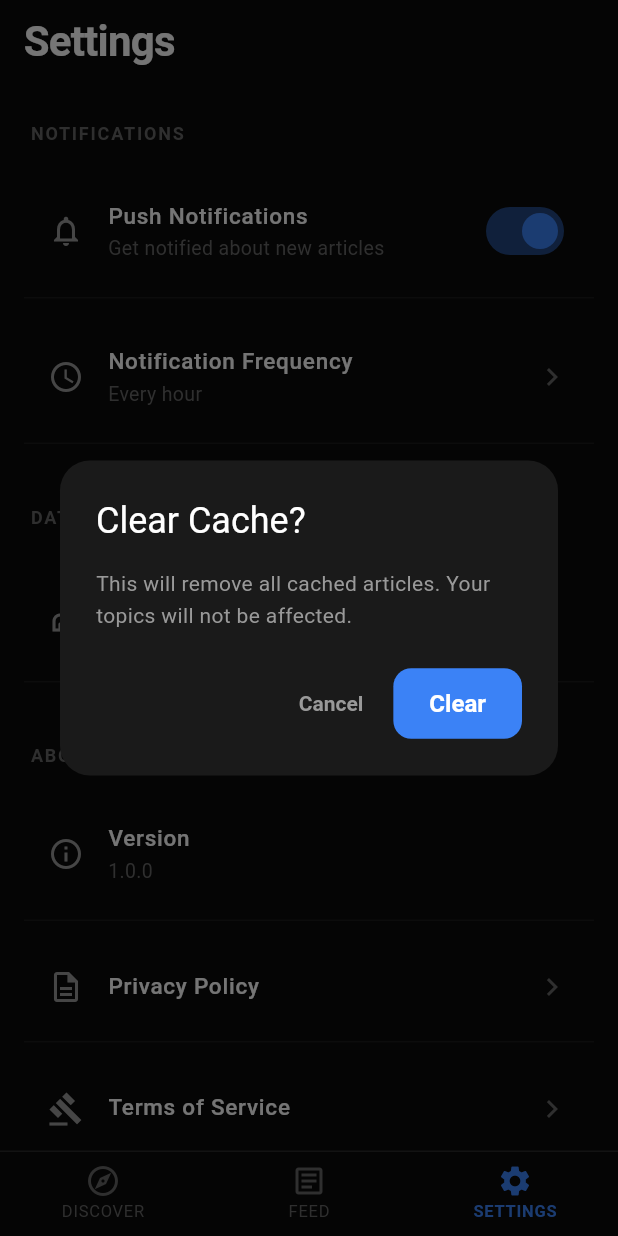
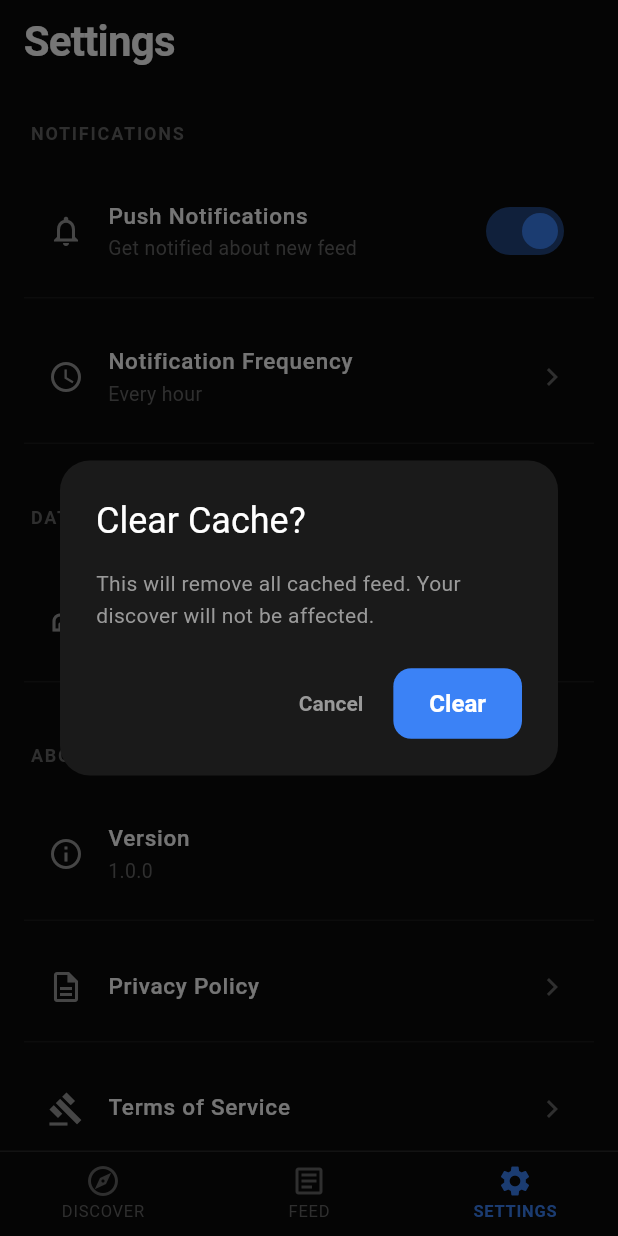
Before and after one commit to Duanettt/UpdaFlutter, a Flutter app: the screen it shows after launch, item 3 of the bottom bar chosen, after a tap on "Clear Cache", on a phone screen of 412 x 824 dp. Run offline on Flutter 3.47's test engine with Material 3 defaults, Android fonts, the light colour scheme and no system bars; our stand-ins replace cloud_firestore, firebase_core, firebase_messaging, flutter_dotenv, flutter_riverpod, go_router and 3 more; accounts and stored records are empty; generated files the repository leaves out were written again.

Commit message:
project refactoring

```diff
--- a/lib/data/api/news_api.dart
+++ b/lib/data/api/news_api.dart
@@ -8,9 +8,9 @@ class NewsApi {
   static final String _apiKey = dotenv.env['NEWS_API_KEY'] ?? '';
   static const String _baseUrl = 'https://api.newsmesh.co/v1';
 
-  /// Searches newsmesh for articles matching [query], maps them into [Article]
+  /// Searches newsmesh for feed matching [query], maps them into [Article]
   /// objects bound to [topicId]. Returns an empty list on API errors so the
-  /// caller can still fall back to cached DB articles.
+  /// caller can still fall back to cached DB feed.
   Future<List<Article>> searchNews(String query, int topicId) async {
     final url = Uri.parse(
       '$_baseUrl/search?apiKey=$_apiKey&q=${Uri.encodeComponent(query)}&limit=25&sortBy=date_descending',
--- a/lib/data/database/app_database.dart
+++ b/lib/data/database/app_database.dart
@@ -41,7 +41,7 @@ class AppDatabase {
 
   Future _createDB(Database db, int version) async {
     await db.execute('''
-      CREATE TABLE topics (
+      CREATE TABLE discover (
         id INTEGER PRIMARY KEY AUTOINCREMENT,
         name TEXT NOT NULL,
         createdAt INTEGER NOT NULL
@@ -49,7 +49,7 @@ class AppDatabase {
     ''');
 
     await db.execute('''
-      CREATE TABLE articles (
+      CREATE TABLE feed (
         url TEXT PRIMARY KEY,
         topicId INTEGER NOT NULL,
         title TEXT NOT NULL,
--- a/lib/data/database/article_dao.dart
+++ b/lib/data/database/article_dao.dart
@@ -9,7 +9,7 @@ class ArticleDao {
   Future<void> insertArticles(List<Article> articles) async {
     final batch = db.batch();
     for (var article in articles) {
-      batch.insert('articles', article.toMap(),
+      batch.insert('feed', article.toMap(),
           conflictAlgorithm: ConflictAlgorithm.replace);
     }
     await batch.commit(noResult: true);
@@ -17,7 +17,7 @@ class ArticleDao {
 
   Future<List<Article>> getArticlesForTopic(int topicId) async {
     final result = await db.query(
-      'articles',
+      'feed',
       where: 'topicId = ?',
       whereArgs: [topicId],
       orderBy: 'publishedAt DESC',
--- a/lib/data/database/topic_dao.dart
+++ b/lib/data/database/topic_dao.dart
@@ -7,15 +7,15 @@ class TopicDao {
   TopicDao(this.db);
 
   Future<int> insertTopic(Topic topic) async {
-    return await db.insert('topics', topic.toMap());
+    return await db.insert('discover', topic.toMap());
   }
 
   Future<List<Topic>> getAllTopics() async {
-    final result = await db.query('topics', orderBy: 'createdAt DESC');
+    final result = await db.query('discover', orderBy: 'createdAt DESC');
     return result.map((json) => Topic.fromMap(json)).toList();
   }
 
   Future<int> deleteTopic(int id) async {
-    return await db.delete('topics', where: 'id = ?', whereArgs: [id]);
+    return await db.delete('discover', where: 'id = ?', whereArgs: [id]);
   }
 }
--- a/lib/data/services/notification_service.dart
+++ b/lib/data/services/notification_service.dart
@@ -54,7 +54,7 @@ class NotificationService {
         'token': token,
         'createdAt': FieldValue.serverTimestamp(),
         'updatedAt': FieldValue.serverTimestamp(),
-        'topics': [],
+        'discover': [],
       }, SetOptions(merge: true));
 
       print('✅ Token saved to Firestore successfully');
@@ -71,7 +71,7 @@ class NotificationService {
       if (token == null) return;
 
       await _firestore.collection('device_tokens').doc(token).update({
-        'topics': FieldValue.arrayUnion([
+        'discover': FieldValue.arrayUnion([
           {
             'id': topicId,
             'name': topicName,
@@ -93,7 +93,7 @@ class NotificationService {
       if (token == null) return;
 
       await _firestore.collection('device_tokens').doc(token).update({
-        'topics': FieldValue.arrayRemove([
+        'discover': FieldValue.arrayRemove([
           {
             'id': topicId,
             'name': topicName,
--- a/lib/features/topics/presentation/topics_screen.dart
+++ b/lib/features/discover/presentation/discover_screen.dart
@@ -1,7 +1,7 @@
 import 'package:flutter/material.dart';
 import 'package:flutter_riverpod/flutter_riverpod.dart';
 import 'package:upda3/common/style/theme.dart';
-import 'package:upda3/features/topics/providers/topics_provider.dart';
+import 'package:upda3/features/discover/providers/topics_provider.dart';
 
 class DiscoverScreen extends ConsumerWidget {
   const DiscoverScreen({super.key});
@@ -144,7 +144,7 @@ class DiscoverScreen extends ConsumerWidget {
                           ),
                           const SizedBox(height: 16),
                           const Text(
-                            'No topics yet',
+                            'No discover yet',
                             style: TextStyle(
                               fontSize: 18,
                               fontWeight: FontWeight.w600,
@@ -153,7 +153,7 @@ class DiscoverScreen extends ConsumerWidget {
                           ),
                           const SizedBox(height: 8),
                           const Text(
-                            'Add topics to start tracking news',
+                            'Add discover to start tracking news',
                             style: TextStyle(
                               fontSize: 14,
                               color: AppColors.textTertiary,
--- a/lib/features/articles/presentation/articles_screen.dart
+++ b/lib/features/feed/presentation/feed_screen.dart
@@ -4,8 +4,8 @@ import 'package:url_launcher/url_launcher.dart';
 import 'package:intl/intl.dart';
 import 'package:upda3/common/style/theme.dart';
 import 'package:upda3/data/models/article.dart';
-import 'package:upda3/features/topics/providers/topics_provider.dart';
-import 'package:upda3/features/articles/providers/articles_provider.dart';
+import 'package:upda3/features/discover/providers/topics_provider.dart';
+import 'package:upda3/features/feed/providers/articles_provider.dart';
 
 class FeedScreen extends ConsumerWidget {
   const FeedScreen({super.key});
@@ -58,7 +58,7 @@ class FeedScreen extends ConsumerWidget {
                   ),
                   const SizedBox(height: 16),
                   const Text(
-                    'No topics selected',
+                    'No discover selected',
                     style: TextStyle(
                       fontSize: 18,
                       fontWeight: FontWeight.w600,
@@ -67,7 +67,7 @@ class FeedScreen extends ConsumerWidget {
                   ),
                   const SizedBox(height: 8),
                   const Text(
-                    'Add topics in Discover to see news',
+                    'Add discover in Discover to see news',
                     style: TextStyle(
                       fontSize: 14,
                       color: AppColors.textTertiary,
@@ -102,12 +102,12 @@ class _UnifiedFeed extends ConsumerWidget {
 
   @override
   Widget build(BuildContext context, WidgetRef ref) {
-    // Fetch all articles from all topics
+    // Fetch all feed from all discover
     final allArticlesFutures = topics.map((topic) {
       return ref.watch(articlesProvider(topic.id!, topic.name));
     }).toList();
 
-    // Combine all articles
+    // Combine all feed
     final List<({Article article, String topicName})> combinedArticles = [];
     bool isLoading = false;
     Object? error;
@@ -130,7 +130,7 @@ class _UnifiedFeed extends ConsumerWidget {
 
     if (error != null && combinedArticles.isEmpty) {
       return Center(
-        child: Text('Error loading articles', style: const TextStyle(color: AppColors.error)),
+        child: Text('Error loading feed', style: const TextStyle(color: AppColors.error)),
       );
     }
 
@@ -146,7 +146,7 @@ class _UnifiedFeed extends ConsumerWidget {
             ),
             const SizedBox(height: 16),
             const Text(
-              'No articles yet',
+              'No feed yet',
               style: TextStyle(
                 fontSize: 18,
                 fontWeight: FontWeight.w600,
--- a/lib/features/settings/presentation/settings_screen.dart
+++ b/lib/features/settings/presentation/settings_screen.dart
@@ -41,7 +41,7 @@ class _SettingsScreenState extends ConsumerState<SettingsScreen> {
           _SettingsTile(
             icon: Icons.notifications_outlined,
             title: 'Push Notifications',
-            subtitle: 'Get notified about new articles',
+            subtitle: 'Get notified about new feed',
             trailing: Switch(
               value: true,
               onChanged: (value) {
@@ -66,14 +66,14 @@ class _SettingsScreenState extends ConsumerState<SettingsScreen> {
           _SettingsTile(
             icon: Icons.cleaning_services_outlined,
             title: 'Clear Cache',
-            subtitle: 'Remove cached articles and images',
+            subtitle: 'Remove cached feed and images',
             onTap: () async {
               final confirmed = await showDialog<bool>(
                 context: context,
                 builder: (context) => AlertDialog(
                   title: const Text('Clear Cache?'),
                   content: const Text(
-                    'This will remove all cached articles. Your topics will not be affected.',
+                    'This will remove all cached feed. Your discover will not be affected.',
                   ),
                   actions: [
                     TextButton(
--- a/lib/main.dart
+++ b/lib/main.dart
@@ -3,13 +3,12 @@ import 'package:flutter_riverpod/flutter_riverpod.dart';
 import 'package:firebase_core/firebase_core.dart';
 import 'package:firebase_messaging/firebase_messaging.dart';
 import 'package:flutter_dotenv/flutter_dotenv.dart';
-import 'package:go_router/go_router.dart';
 import 'package:upda3/common/style/theme.dart';
-import 'package:upda3/features/settings/presentation/settings_screen.dart';
+import 'package:upda3/routes/app_router.dart';
 import 'data/services/notification_service.dart';
-import 'features/articles/presentation/articles_screen.dart';
-import 'features/topics/presentation/topics_screen.dart';
 
+/// Background message handler for FCM
+/// Must be top-level function, not inside a class
 @pragma('vm:entry-point')
 Future<void> _firebaseMessagingBackgroundHandler(RemoteMessage message) async {
   await Firebase.initializeApp();
@@ -19,58 +18,45 @@ Future<void> _firebaseMessagingBackgroundHandler(RemoteMessage message) async {
 void main() async {
   WidgetsFlutterBinding.ensureInitialized();
 
+  // Load environment variables (.env file)
   await dotenv.load();
+
+  // Initialize Firebase
   await Firebase.initializeApp();
 
+  // Set up FCM background handler
   FirebaseMessaging.onBackgroundMessage(_firebaseMessagingBackgroundHandler);
 
+  // Initialize notifications & save FCM token to Firestore
   final notificationService = NotificationService();
   await notificationService.initializeAndSaveToken();
 
+  // Handle foreground messages (app is open)
   FirebaseMessaging.onMessage.listen((RemoteMessage message) {
     print('Foreground message: ${message.notification?.title}');
+    // TODO: Show local notification using flutter_local_notifications
   });
 
+  // Handle notification taps (app is in background)
   FirebaseMessaging.onMessageOpenedApp.listen((RemoteMessage message) {
     print('Notification tapped: ${message.data}');
+    // TODO: Navigate to specific article/topic based on message.data
   });
 
   runApp(const ProviderScope(child: MyApp()));
 }
 
-final routerProvider = Provider<GoRouter>((ref) {
-  return GoRouter(
-    initialLocation: '/discover',
-    routes: [
-      ShellRoute(
-        builder: (context, state, child) {
-          return MainShell(child: child);
-        },
-        routes: [
-          GoRoute(
-            path: '/discover',
-            builder: (context, state) => const DiscoverScreen(),
-          ),
-          GoRoute(
-            path: '/feed',
-            builder: (context, state) => const FeedScreen(),
-          ),
-          GoRoute(
-            path: '/settings',
-            builder: (context, state) => const SettingsScreen(),
-          ),
-        ],
-      ),
-    ],
-  );
-});
-
+/// Main app widget
+///
+/// Uses the generated appRouterProvider from app_router.dart
+/// Theme is already set up in theme.dart
 class MyApp extends ConsumerWidget {
   const MyApp({super.key});
 
   @override
   Widget build(BuildContext context, WidgetRef ref) {
-    final router = ref.watch(routerProvider);
+    // Watch the generated router provider
+    final router = ref.watch(appRouterProvider);
 
     return MaterialApp.router(
       title: 'Upda',
@@ -80,85 +66,3 @@ class MyApp extends ConsumerWidget {
     );
   }
 }
-
-class MainShell extends StatelessWidget {
-  final Widget child;
-
-  const MainShell({super.key, required this.child});
-
-  @override
-  Widget build(BuildContext context) {
-    return Scaffold(
-      body: child,
-      bottomNavigationBar: const _BottomNav(),
-    );
-  }
-}
-
-class _BottomNav extends StatelessWidget {
-  const _BottomNav();
-
-  @override
-  Widget build(BuildContext context) {
-    final location = GoRouterState.of(context).uri.path;
-
-    return Container(
-      decoration: const BoxDecoration(
-        border: Border(top: BorderSide(color: AppColors.border, width: 1)),
-      ),
-      child: BottomNavigationBar(
-        backgroundColor: AppColors.background,
-        selectedItemColor: AppColors.primary,
-        unselectedItemColor: AppColors.textTertiary,
-        currentIndex: _getIndex(location),
-        onTap: (index) => _onTap(context, index),
-        type: BottomNavigationBarType.fixed,
-        elevation: 0,
-        selectedFontSize: 11,
-        unselectedFontSize: 11,
-        selectedLabelStyle: const TextStyle(
-          fontWeight: FontWeight.w600,
-          letterSpacing: 0.5,
-        ),
-        items: const [
-          BottomNavigationBarItem(
-            icon: Icon(Icons.explore_outlined, size: 24),
-            activeIcon: Icon(Icons.explore, size: 24),
-            label: 'DISCOVER',
-          ),
-          BottomNavigationBarItem(
-            icon: Icon(Icons.article_outlined, size: 24),
-            activeIcon: Icon(Icons.article, size: 24),
-            label: 'FEED',
-          ),
-          BottomNavigationBarItem(
-            icon: Icon(Icons.settings_outlined, size: 24),
-            activeIcon: Icon(Icons.settings, size: 24),
-            label: 'SETTINGS',
-          ),
-        ],
-      ),
-    );
-  }
-
-  int _getIndex(String location) {
-    if (location.startsWith('/discover')) return 0;
-    if (location.startsWith('/feed')) return 1;
-    if (location.startsWith('/settings')) return 2;
-    return 0;
-  }
-
-  void _onTap(BuildContext context, int index) {
-    switch (index) {
-      case 0:
-        context.go('/discover');
-        break;
-      case 1:
-        context.go('/feed');
-        break;
-      case 2:
-        context.go('/settings');
-        break;
-    }
-  }
-}
--- /dev/null
+++ b/lib/routes/app_router.dart
@@ -0,0 +1,137 @@
+import 'package:flutter/material.dart';
+import 'package:go_router/go_router.dart';
+import 'package:riverpod_annotation/riverpod_annotation.dart';
+import 'package:upda3/features/discover/presentation/discover_screen.dart';
+import 'package:upda3/features/feed/presentation/feed_screen.dart';
+import 'package:upda3/features/settings/presentation/settings_screen.dart';
+import 'package:upda3/common/style/theme.dart';
+
+part 'app_router.g.dart';
+
+// Route paths as constants for type safety
+const String discoverPath = '/discover';
+const String feedPath = '/feed';
+const String settingsPath = '/settings';
+
+/// Main app router with bottom navigation shell
+///
+/// Uses @riverpod annotation to generate a provider
+/// This creates `appRouterProvider` automatically after build_runner
+@riverpod
+GoRouter appRouter(Ref ref) {
+  return GoRouter(
+    initialLocation: discoverPath,
+    routes: [
+      // Shell route wraps all main screens with bottom nav
+      ShellRoute(
+        builder: (context, state, child) {
+          return _MainShell(child: child);
+        },
+        routes: [
+          GoRoute(
+            path: discoverPath,
+            builder: (context, state) => const DiscoverScreen(),
+          ),
+          GoRoute(
+            path: feedPath,
+            builder: (context, state) => const FeedScreen(),
+          ),
+          GoRoute(
+            path: settingsPath,
+            builder: (context, state) => const SettingsScreen(),
+          ),
+        ],
+      ),
+    ],
+  );
+}
+
+/// Main app shell with bottom navigation bar
+///
+/// Wraps all screens and provides persistent bottom nav
+class _MainShell extends StatelessWidget {
+  final Widget child;
+
+  const _MainShell({required this.child});
+
+  @override
+  Widget build(BuildContext context) {
+    return Scaffold(
+      body: child,
+      bottomNavigationBar: const _BottomNav(),
+    );
+  }
+}
+
+/// Bottom navigation bar component
+///
+/// Highlights current route and handles navigation between main sections
+class _BottomNav extends StatelessWidget {
+  const _BottomNav();
+
+  @override
+  Widget build(BuildContext context) {
+    final location = GoRouterState.of(context).uri.path;
+
+    return Container(
+      decoration: const BoxDecoration(
+        border: Border(top: BorderSide(color: AppColors.border, width: 1)),
+      ),
+      child: BottomNavigationBar(
+        backgroundColor: AppColors.background,
+        selectedItemColor: AppColors.primary,
+        unselectedItemColor: AppColors.textTertiary,
+        currentIndex: _getCurrentIndex(location),
+        onTap: (index) => _onTap(context, index),
+        type: BottomNavigationBarType.fixed,
+        elevation: 0,
+        selectedFontSize: 11,
+        unselectedFontSize: 11,
+        selectedLabelStyle: const TextStyle(
+          fontWeight: FontWeight.w600,
+          letterSpacing: 0.5,
+        ),
+        items: const [
+          BottomNavigationBarItem(
+            icon: Icon(Icons.explore_outlined, size: 24),
+            activeIcon: Icon(Icons.explore, size: 24),
+            label: 'DISCOVER',
+          ),
+          BottomNavigationBarItem(
+            icon: Icon(Icons.article_outlined, size: 24),
+            activeIcon: Icon(Icons.article, size: 24),
+            label: 'FEED',
+          ),
+          BottomNavigationBarItem(
+            icon: Icon(Icons.settings_outlined, size: 24),
+            activeIcon: Icon(Icons.settings, size: 24),
+            label: 'SETTINGS',
+          ),
+        ],
+      ),
+    );
+  }
+
+  /// Maps current route path to bottom nav index
+  int _getCurrentIndex(String location) {
+    if (location.startsWith(discoverPath)) return 0;
+    if (location.startsWith(feedPath)) return 1;
+    if (location.startsWith(settingsPath)) return 2;
+    return 0;
+  }
+
+  /// Handles bottom nav taps - navigates to selected route
+  void _onTap(BuildContext context, int index) {
+    switch (index) {
+      case 0:
+        context.go(discoverPath);
+        break;
+      case 1:
+        context.go(feedPath);
+        break;
+      case 2:
+        context.go(settingsPath);
+        break;
+    }
+  }
+}
```
Also changed, not shown: lib/common/style/strings.dart (added), lib/features/discover/providers/topics_provider.dart (renamed from lib/features/topics/providers/topics_provider.dart), lib/features/discover/providers/topics_provider.g.dart (renamed from lib/features/topics/providers/topics_provider.g.dart), lib/features/feed/providers/articles_provider.dart (renamed from lib/features/articles/providers/articles_provider.dart), lib/features/feed/providers/articles_provider.g.dart (renamed from lib/features/articles/providers/articles_provider.g.dart), lib/routes/app_router.g.dart (added).
